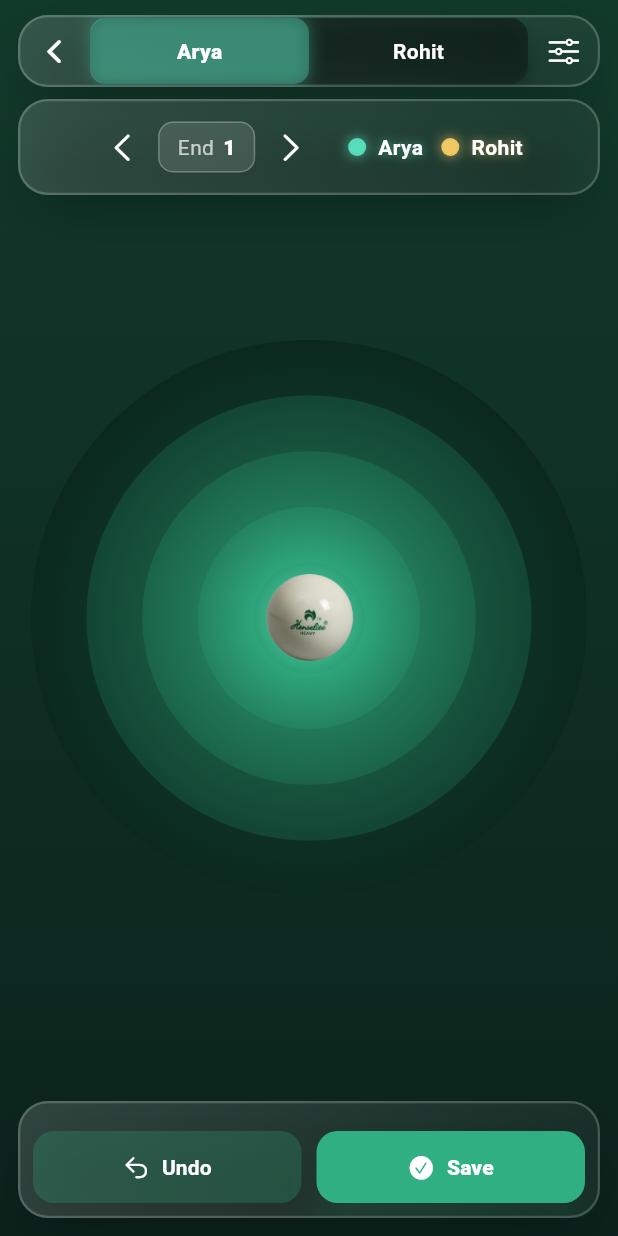
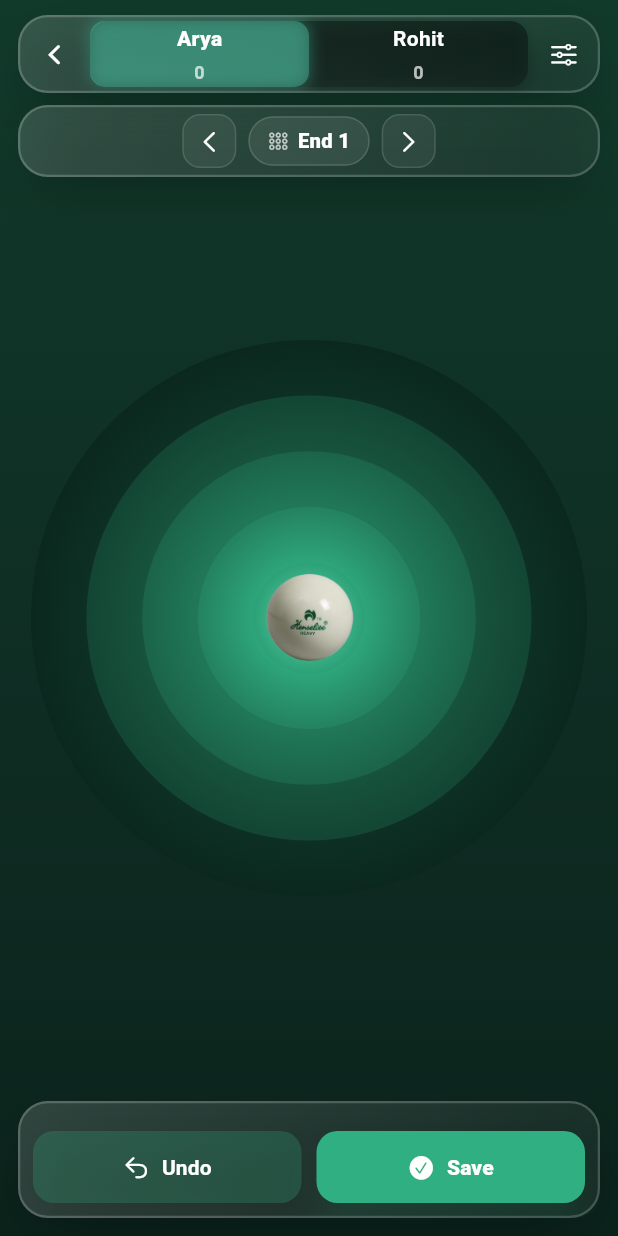
Before and after one commit to RohitGhosh07/scoringmatlength, a Flutter app: the screen it shows after launch, on a phone screen of 412 x 824 dp. Run offline on Flutter 3.47's test engine with Material 3 defaults, Android fonts, the phone set to English and light mode, and no system bars; our stand-ins replace flutter_animate, flutter_riverpod.

Commit message:
Refactor scoring screen layout and enhance player score display functionality

```diff
--- a/lib/screens/scoringscreen.dart
+++ b/lib/screens/scoringscreen.dart
@@ -246,58 +246,70 @@ class _MatWoodScreenState extends State<MatWoodScreen>
                 children: [
                   Positioned.fill(child: canvas),
 
-                  // Top: player + end mini bar
+                  // Top: player + end mini bar (refactored)
                   SafeArea(
                     minimum: const EdgeInsets.fromLTRB(12, 10, 12, 0),
                     child: Column(
                       mainAxisSize: MainAxisSize.min,
                       children: [
+                        // Row 1: Back • PlayerToggle • Settings
                         _GlassPill(
+                          child: Padding(
+                            padding: const EdgeInsets.symmetric(
+                              horizontal: 6,
+                              vertical: 4,
+                            ),
                             child: Row(
                               children: [
-                              IconButton(
+                                _CompactIconButton(
                                   onPressed: () => Navigator.maybePop(context),
-                                icon: const Icon(CupertinoIcons.chevron_back),
-                                color: Colors.white,
+                                  icon: CupertinoIcons.chevron_back,
                                   tooltip: 'Back',
                                 ),
+
+                                const SizedBox(width: 6),
+
+                                // Flexible PlayerToggle so it never overflows
                                 Expanded(
+                                  child: AnimatedSize(
+                                    duration: const Duration(milliseconds: 180),
+                                    curve: Curves.easeOut,
                                     child: _PlayerToggle(
                                       players: _players,
                                       selectedId: _selectedPlayerId,
                                       onChanged: _switchPlayer,
-                                ),
-                              ),
-                              IconButton(
+                                      scores: _computeScores(),
+                                    ),
+                                  ),
+                                ),
+
+                                const SizedBox(width: 6),
+
+                                _CompactIconButton(
                                   onPressed: () => _openSettingsSheet(context),
-                                icon: const Icon(
-                                  CupertinoIcons.slider_horizontal_3,
-                                ),
-                                color: Colors.white,
+                                  icon: CupertinoIcons.slider_horizontal_3,
                                   tooltip: 'Settings',
                                 ),
                               ],
                             ),
                           ),
+                        ),
+
                         const SizedBox(height: 8),
+
+                        // Row 2: End selector (centered). Kept inside its own pill for clarity.
                         _GlassPill(
                           child: Padding(
                             padding: const EdgeInsets.symmetric(
-                              horizontal: 12,
-                              vertical: 8,
-                            ),
-                            child: Row(
-                              mainAxisAlignment: MainAxisAlignment.center,
-                              children: [
-                                _EndChip(
-                                  label: 'End',
-                                  value: '$_currentEnd',
+                              horizontal: 8,
+                              vertical: 6,
+                            ),
+                            child: Center(
+                              child: _EndSelectorPill(
+                                currentEnd: _currentEnd,
                                 onPrev: _prevEnd,
                                 onNext: _nextEnd,
                               ),
-                                const SizedBox(width: 8),
-                                _LegendRow(players: _players),
-                              ],
                             ),
                           ),
                         ),
@@ -358,6 +370,22 @@ class _MatWoodScreenState extends State<MatWoodScreen>
   }
 
   /* -------------------- Stats -------------------- */
+  Map<String, int> _computeScores() {
+    final scores = <String, int>{'p1': 0, 'p2': 0};
+    for (final end in _shots.entries) {
+      for (final player in _players) {
+        final shots = end.value[player.id] ?? [];
+        for (final shot in shots) {
+          if (shot.value != 'Wood') {
+            scores[player.id] =
+                (scores[player.id] ?? 0) + (4 - int.parse(shot.value));
+          }
+        }
+      }
+    }
+    return scores;
+  }
+
   EndStats _computeStatsForEnd(int end) {
     final map = _shots[end] ?? {'p1': [], 'p2': []};
     int wood = 0;
@@ -449,6 +477,152 @@ class _MatWoodScreenState extends State<MatWoodScreen>
         );
       },
     ).whenComplete(() => setState(() {}));
+  }
+}
+
+class _CompactIconButton extends StatelessWidget {
+  const _CompactIconButton({
+    super.key,
+    required this.onPressed,
+    required this.icon,
+    this.tooltip,
+    this.color = Colors.white,
+  });
+
+  final VoidCallback onPressed;
+  final IconData icon;
+  final String? tooltip;
+  final Color color;
+
+  @override
+  Widget build(BuildContext context) {
+    return IconButton(
+      onPressed: onPressed,
+      tooltip: tooltip,
+      icon: Icon(icon, size: 20),
+      color: color,
+      style: IconButton.styleFrom(
+        padding: const EdgeInsets.all(8),
+        tapTargetSize: MaterialTapTargetSize.shrinkWrap,
+        minimumSize: const Size(36, 36),
+      ),
+      visualDensity: VisualDensity.compact,
+    );
+  }
+}
+
+class _EndSelectorPill extends StatelessWidget {
+  const _EndSelectorPill({
+    super.key,
+    required this.currentEnd,
+    required this.onPrev,
+    required this.onNext,
+  });
+
+  final int currentEnd;
+  final VoidCallback onPrev;
+  final VoidCallback onNext;
+
+  @override
+  Widget build(BuildContext context) {
+    // Subtle glass-like micro pill with chevrons and a center badge
+    return Row(
+      mainAxisSize: MainAxisSize.min,
+      children: [
+        _MiniGlassButton(
+          icon: CupertinoIcons.chevron_left,
+          onTap: onPrev,
+          tooltip: 'Previous End',
+        ),
+        const SizedBox(width: 8),
+        _EndBadge(value: currentEnd),
+        const SizedBox(width: 8),
+        _MiniGlassButton(
+          icon: CupertinoIcons.chevron_right,
+          onTap: onNext,
+          tooltip: 'Next End',
+        ),
+      ],
+    );
+  }
+}
+
+class _MiniGlassButton extends StatelessWidget {
+  const _MiniGlassButton({
+    super.key,
+    required this.icon,
+    required this.onTap,
+    this.tooltip,
+  });
+
+  final IconData icon;
+  final VoidCallback onTap;
+  final String? tooltip;
+
+  @override
+  Widget build(BuildContext context) {
+    return Tooltip(
+      message: tooltip ?? '',
+      child: InkWell(
+        onTap: onTap,
+        borderRadius: BorderRadius.circular(12),
+        child: Container(
+          padding: const EdgeInsets.all(8),
+          decoration: BoxDecoration(
+            // Match your glass style: light border + translucent fill
+            color: Colors.white.withOpacity(0.06),
+            borderRadius: BorderRadius.circular(12),
+            border: Border.all(color: Colors.white.withOpacity(0.12)),
+          ),
+          child: Icon(icon, size: 18, color: Colors.white),
+        ),
+      ),
+    );
+  }
+}
+
+class _EndBadge extends StatelessWidget {
+  const _EndBadge({super.key, required this.value});
+  final int value;
+
+  @override
+  Widget build(BuildContext context) {
+    return AnimatedSwitcher(
+      duration: const Duration(milliseconds: 200),
+      transitionBuilder: (child, anim) => ScaleTransition(
+        scale: CurvedAnimation(parent: anim, curve: Curves.easeOut),
+        child: child,
+      ),
+      child: Container(
+        key: ValueKey(value),
+        padding: const EdgeInsets.symmetric(horizontal: 12, vertical: 6),
+        decoration: BoxDecoration(
+          color: Colors.white.withOpacity(0.08),
+          borderRadius: BorderRadius.circular(20),
+          border: Border.all(color: Colors.white.withOpacity(0.14)),
+        ),
+        child: Row(
+          mainAxisSize: MainAxisSize.min,
+          children: [
+            const Icon(
+              CupertinoIcons.circle_grid_3x3,
+              size: 14,
+              color: Colors.white70,
+            ),
+            const SizedBox(width: 6),
+            Text(
+              'End $value',
+              style: const TextStyle(
+                color: Colors.white,
+                fontWeight: FontWeight.w800,
+                fontSize: 13.5,
+                letterSpacing: 0.2,
+              ),
+            ),
+          ],
+        ),
+      ),
+    );
   }
 }
 
@@ -718,10 +892,12 @@ class _PlayerToggle extends StatelessWidget {
     required this.players,
     required this.selectedId,
     required this.onChanged,
+    required this.scores,
   });
   final List<Player> players;
   final String selectedId;
   final ValueChanged<String> onChanged;
+  final Map<String, int> scores;
 
   @override
   Widget build(BuildContext context) {
@@ -768,15 +944,29 @@ class _PlayerToggle extends StatelessWidget {
               child: InkWell(
                 borderRadius: BorderRadius.circular(10),
                 onTap: () => onChanged(p.id),
-                child: Center(
-                  child: Text(
+                child: Column(
+                  mainAxisAlignment: MainAxisAlignment.center,
+                  children: [
+                    Text(
                       p.name,
                       style: TextStyle(
                         color: Colors.white,
-                      fontWeight: selected ? FontWeight.w800 : FontWeight.w600,
+                        fontWeight: selected
+                            ? FontWeight.w800
+                            : FontWeight.w600,
                         letterSpacing: 0.2,
                       ),
                     ),
+                    const SizedBox(height: 4),
+                    Text(
+                      '${scores[p.id] ?? 0}',
+                      style: TextStyle(
+                        color: Colors.white.withOpacity(0.7),
+                        fontSize: 12,
+                        fontWeight: FontWeight.w600,
+                      ),
+                    ),
+                  ],
                 ),
               ),
             ),
@@ -829,52 +1019,6 @@ class _PlayerToggleDesktop extends StatelessWidget {
   }
 }
 
-class _LegendRow extends StatelessWidget {
-  const _LegendRow({required this.players});
-  final List<Player> players;
-  @override
-  Widget build(BuildContext context) => Row(
-    mainAxisSize: MainAxisSize.min,
-    children: players
-        .map(
-          (p) => Padding(
-            padding: const EdgeInsets.symmetric(horizontal: 6),
-            child: Row(
-              children: [
-                Container(
-                  width: 12,
-                  height: 12,
-                  decoration: BoxDecoration(
-                    color: p.color.withOpacity(0.9),
-                    shape: BoxShape.circle,
-                    boxShadow: [
-                      BoxShadow(
-                        color: p.color.withOpacity(0.5),
-                        blurRadius: 6,
-                        spreadRadius: 1,
-                      ),
-                    ],
-                  ),
-                ),
-                const SizedBox(width: 8),
-                Text(
-                  p.name,
-                  style: TextStyle(
-                    color: Colors.white,
-                    fontWeight: FontWeight.w600,
-                    shadows: [
-                      Shadow(color: p.color.withOpacity(0.6), blurRadius: 8),
-                    ],
-                  ),
-                ),
-              ],
-            ),
-          ),
-        )
-        .toList(),
-  );
-}
-
 /* Pills & Buttons */
 class _GlassPill extends StatelessWidget {
   const _GlassPill({required this.child});
@@ -975,56 +1119,6 @@ class _SolidButton extends StatelessWidget {
       ),
     );
   }
-}
-
-class _EndChip extends StatelessWidget {
-  const _EndChip({
-    required this.label,
-    required this.value,
-    required this.onPrev,
-    required this.onNext,
-  });
-  final String label;
-  final String value;
-  final VoidCallback onPrev;
-  final VoidCallback onNext;
-  @override
-  Widget build(BuildContext context) => Row(
-    mainAxisSize: MainAxisSize.min,
-    children: [
-      IconButton(
-        onPressed: onPrev,
-        icon: const Icon(CupertinoIcons.chevron_left),
-        color: Colors.white,
-      ),
-      Container(
-        padding: const EdgeInsets.symmetric(horizontal: 12, vertical: 6),
-        decoration: BoxDecoration(
-          color: Colors.white.withOpacity(0.12),
-          borderRadius: BorderRadius.circular(10),
-          border: Border.all(color: Colors.white.withOpacity(0.25)),
-        ),
-        child: Row(
-          children: [
-            Text(label, style: const TextStyle(color: Colors.white70)),
-            const SizedBox(width: 6),
-            Text(
-              value,
-              style: const TextStyle(
-                color: Colors.white,
-                fontWeight: FontWeight.w800,
-              ),
-            ),
-          ],
-        ),
-      ),
-      IconButton(
-        onPressed: onNext,
-        icon: const Icon(CupertinoIcons.chevron_right),
-        color: Colors.white,
-      ),
-    ],
-  );
 }
 
 /* Recent row (mobile) */
@@ -1058,6 +1152,49 @@ class _RecentRow extends StatelessWidget {
             ),
           );
         }).toList(),
+      ),
+    );
+  }
+}
+
+class _ScoreDisplay extends StatelessWidget {
+  const _ScoreDisplay({required this.scores, required this.players});
+  final Map<String, int> scores;
+  final List<Player> players;
+
+  @override
+  Widget build(BuildContext context) {
+    return _GlassPill(
+      child: Padding(
+        padding: const EdgeInsets.symmetric(horizontal: 16, vertical: 8),
+        child: Row(
+          mainAxisAlignment: MainAxisAlignment.spaceAround,
+          children: players
+              .map(
+                (p) => Column(
+                  mainAxisSize: MainAxisSize.min,
+                  children: [
+                    Text(
+                      p.name,
+                      style: const TextStyle(
+                        color: Colors.white70,
+                        fontSize: 12,
+                      ),
+                    ),
+                    const SizedBox(height: 4),
+                    Text(
+                      '${scores[p.id] ?? 0}',
+                      style: const TextStyle(
+                        color: Colors.white,
+                        fontWeight: FontWeight.w800,
+                        fontSize: 18,
+                      ),
+                    ),
+                  ],
+                ),
+              )
+              .toList(),
+        ),
       ),
     );
   }
```
Lines whose indentation alone changed are shown as unchanged.
